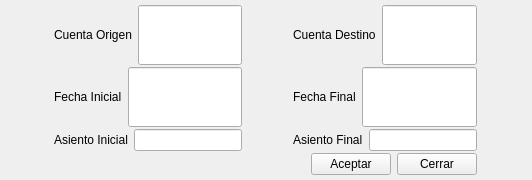
This is bulmages/bulmacont/src/bccambiacuentabase.ui in eboladev/Bulmages-1 as Qt 5 draws it before an edit. The edited form follows.
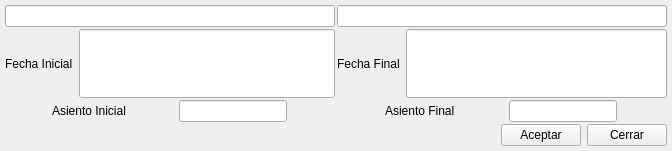
This is the edited form. Custom widgets are drawn as their Qt base class.

Commit message: Elimino el BcBuscarCuentaView y lo sustituyo por el BlSearchWidget

```diff
--- a/bulmages/bulmacont/src/bccambiacuentabase.ui
+++ b/bulmages/bulmacont/src/bccambiacuentabase.ui
@@ -3,13 +3,13 @@
  <comment></comment>
  <exportmacro></exportmacro>
  <class>BcCambiaCuentaBase</class>
- <widget class="QDialog" name="BcCambiaCuentaBase" >
-  <property name="geometry" >
+ <widget class="QDialog" name="BcCambiaCuentaBase">
+  <property name="geometry">
    <rect>
     <x>0</x>
     <y>0</y>
-    <width>532</width>
-    <height>180</height>
+    <width>672</width>
+    <height>151</height>
    </rect>
   </property>
   <property name="windowTitle" >
@@ -22,20 +22,18 @@
    <property name="spacing" >
     <number>2</number>
    </property>
-   <item row="2" column="1" >
-    <layout class="QHBoxLayout" >
-     <property name="margin" >
-      <number>0</number>
-     </property>
-     <property name="spacing" >
+   <item row="3" column="1">
+    <layout class="QHBoxLayout">
+     <property name="spacing">
       <number>6</number>
      </property>
+     <property name="margin">
+      <number>0</number>
+     </property>
      <item>
-      <widget class="QLabel" name="textLabel1_2_3_3" >
-       <property name="sizePolicy" >
-        <sizepolicy>
-         <hsizetype>0</hsizetype>
-         <vsizetype>5</vsizetype>
+      <widget class="QLabel" name="textLabel1_2_3_3">
+       <property name="sizePolicy">
+        <sizepolicy hsizetype="Fixed" vsizetype="Preferred">
          <horstretch>0</horstretch>
          <verstretch>0</verstretch>
         </sizepolicy>
@@ -46,11 +44,9 @@
       </widget>
      </item>
      <item>
-      <widget class="QLineEdit" name="asientofinal" >
-       <property name="sizePolicy" >
-        <sizepolicy>
-         <hsizetype>0</hsizetype>
-         <vsizetype>0</vsizetype>
+      <widget class="QLineEdit" name="asientofinal">
+       <property name="sizePolicy">
+        <sizepolicy hsizetype="Fixed" vsizetype="Fixed">
          <horstretch>0</horstretch>
          <verstretch>0</verstretch>
         </sizepolicy>
@@ -59,20 +55,18 @@
      </item>
     </layout>
    </item>
-   <item row="2" column="0" >
-    <layout class="QHBoxLayout" >
-     <property name="margin" >
-      <number>0</number>
-     </property>
-     <property name="spacing" >
+   <item row="3" column="0">
+    <layout class="QHBoxLayout">
+     <property name="spacing">
       <number>6</number>
      </property>
+     <property name="margin">
+      <number>0</number>
+     </property>
      <item>
-      <widget class="QLabel" name="textLabel1_2_3_2" >
-       <property name="sizePolicy" >
-        <sizepolicy>
-         <hsizetype>0</hsizetype>
-         <vsizetype>5</vsizetype>
+      <widget class="QLabel" name="textLabel1_2_3_2">
+       <property name="sizePolicy">
+        <sizepolicy hsizetype="Fixed" vsizetype="Preferred">
          <horstretch>0</horstretch>
          <verstretch>0</verstretch>
         </sizepolicy>
@@ -83,11 +77,9 @@
       </widget>
      </item>
      <item>
-      <widget class="QLineEdit" name="asientoinicial" >
-       <property name="sizePolicy" >
-        <sizepolicy>
-         <hsizetype>0</hsizetype>
-         <vsizetype>0</vsizetype>
+      <widget class="QLineEdit" name="asientoinicial">
+       <property name="sizePolicy">
+        <sizepolicy hsizetype="Fixed" vsizetype="Fixed">
          <horstretch>0</horstretch>
          <verstretch>0</verstretch>
         </sizepolicy>
@@ -96,20 +88,18 @@
      </item>
     </layout>
    </item>
-   <item row="1" column="1" >
-    <layout class="QHBoxLayout" >
-     <property name="margin" >
-      <number>0</number>
-     </property>
-     <property name="spacing" >
+   <item row="2" column="1">
+    <layout class="QHBoxLayout">
+     <property name="spacing">
       <number>6</number>
      </property>
+     <property name="margin">
+      <number>0</number>
+     </property>
      <item>
-      <widget class="QLabel" name="textLabel1_2_3" >
-       <property name="sizePolicy" >
-        <sizepolicy>
-         <hsizetype>0</hsizetype>
-         <vsizetype>5</vsizetype>
+      <widget class="QLabel" name="textLabel1_2_3">
+       <property name="sizePolicy">
+        <sizepolicy hsizetype="Fixed" vsizetype="Preferred">
          <horstretch>0</horstretch>
          <verstretch>0</verstretch>
         </sizepolicy>
@@ -120,11 +110,9 @@
       </widget>
      </item>
      <item>
-      <widget class="BlDateSearch" name="fechafinal" >
-       <property name="sizePolicy" >
-        <sizepolicy>
-         <hsizetype>13</hsizetype>
-         <vsizetype>13</vsizetype>
+      <widget class="BlDateSearch" name="fechafinal">
+       <property name="sizePolicy">
+        <sizepolicy hsizetype="Ignored" vsizetype="Ignored">
          <horstretch>0</horstretch>
          <verstretch>0</verstretch>
         </sizepolicy>
@@ -133,20 +121,18 @@
      </item>
     </layout>
    </item>
-   <item row="1" column="0" >
-    <layout class="QHBoxLayout" >
-     <property name="margin" >
-      <number>0</number>
-     </property>
-     <property name="spacing" >
+   <item row="2" column="0">
+    <layout class="QHBoxLayout">
+     <property name="spacing">
       <number>6</number>
      </property>
+     <property name="margin">
+      <number>0</number>
+     </property>
      <item>
-      <widget class="QLabel" name="textLabel1_2_2" >
-       <property name="sizePolicy" >
-        <sizepolicy>
-         <hsizetype>0</hsizetype>
-         <vsizetype>5</vsizetype>
+      <widget class="QLabel" name="textLabel1_2_2">
+       <property name="sizePolicy">
+        <sizepolicy hsizetype="Fixed" vsizetype="Preferred">
          <horstretch>0</horstretch>
          <verstretch>0</verstretch>
         </sizepolicy>
@@ -157,11 +143,9 @@
       </widget>
      </item>
      <item>
-      <widget class="BlDateSearch" name="fechainicial" >
-       <property name="sizePolicy" >
-        <sizepolicy>
-         <hsizetype>13</hsizetype>
-         <vsizetype>13</vsizetype>
+      <widget class="BlDateSearch" name="fechainicial">
+       <property name="sizePolicy">
+        <sizepolicy hsizetype="Ignored" vsizetype="Ignored">
          <horstretch>0</horstretch>
          <verstretch>0</verstretch>
         </sizepolicy>
@@ -170,88 +154,34 @@
      </item>
     </layout>
    </item>
-   <item row="0" column="1" >
-    <layout class="QHBoxLayout" >
-     <property name="margin" >
-      <number>0</number>
-     </property>
-     <property name="spacing" >
+   <item row="0" column="1">
+    <layout class="QHBoxLayout">
+     <property name="spacing">
       <number>6</number>
      </property>
-     <item>
-      <widget class="QLabel" name="textLabel1_2" >
-       <property name="sizePolicy" >
-        <sizepolicy>
-         <hsizetype>0</hsizetype>
-         <vsizetype>5</vsizetype>
-         <horstretch>0</horstretch>
-         <verstretch>0</verstretch>
-        </sizepolicy>
-       </property>
-       <property name="text" >
-        <string>Cuenta Destino</string>
-       </property>
-      </widget>
-     </item>
-     <item>
-      <widget class="BcBuscarCuenta" name="mui_codigodestino" >
-       <property name="sizePolicy" >
-        <sizepolicy>
-         <hsizetype>13</hsizetype>
-         <vsizetype>13</vsizetype>
-         <horstretch>0</horstretch>
-         <verstretch>0</verstretch>
-        </sizepolicy>
-       </property>
-      </widget>
-     </item>
-    </layout>
-   </item>
-   <item row="0" column="0" >
-    <layout class="QHBoxLayout" >
-     <property name="margin" >
+     <property name="margin">
       <number>0</number>
      </property>
-     <property name="spacing" >
-      <number>6</number>
-     </property>
-     <item>
-      <widget class="QLabel" name="textLabel1" >
-       <property name="sizePolicy" >
-        <sizepolicy>
-         <hsizetype>0</hsizetype>
-         <vsizetype>0</vsizetype>
-         <horstretch>0</horstretch>
-         <verstretch>0</verstretch>
-        </sizepolicy>
-       </property>
-       <property name="text" >
-        <string>Cuenta Origen</string>
-       </property>
-      </widget>
-     </item>
-     <item>
-      <widget class="BcBuscarCuenta" name="mui_codigoorigen" >
-       <property name="sizePolicy" >
-        <sizepolicy>
-         <hsizetype>13</hsizetype>
-         <vsizetype>13</vsizetype>
-         <horstretch>0</horstretch>
-         <verstretch>0</verstretch>
-        </sizepolicy>
-       </property>
-      </widget>
-     </item>
     </layout>
    </item>
-   <item row="3" column="0" colspan="2" >
-    <layout class="QHBoxLayout" >
-     <property name="margin" >
+   <item row="0" column="0">
+    <layout class="QHBoxLayout">
+     <property name="spacing">
+      <number>6</number>
+     </property>
+     <property name="margin">
       <number>0</number>
      </property>
-     <property name="spacing" >
+    </layout>
+   </item>
+   <item row="4" column="0" colspan="2">
+    <layout class="QHBoxLayout">
+     <property name="spacing">
       <number>6</number>
      </property>
+     <property name="margin">
+      <number>0</number>
+     </property>
      <item>
       <spacer>
        <property name="orientation" >
@@ -293,24 +223,25 @@
      </item>
     </layout>
    </item>
+   <item row="1" column="0">
+    <widget class="BlSearchWidget" name="mui_codigoorigen"/>
+   </item>
+   <item row="1" column="1">
+    <widget class="BlSearchWidget" name="mui_codigodestino"/>
+   </item>
   </layout>
  </widget>
- <layoutdefault spacing="6" margin="11" />
- <pixmapfunction></pixmapfunction>
+ <layoutdefault spacing="6" margin="11"/>
  <customwidgets>
-  <customwidget>
-   <class>BcBuscarCuenta</class>
-   <extends>QLineEdit</extends>
-   <header>bcbuscarcuenta.h</header>
-   <container>0</container>
-   <pixmap></pixmap>
-  </customwidget>
   <customwidget>
    <class>BlDateSearch</class>
    <extends>QLineEdit</extends>
    <header>bldatesearch.h</header>
-   <container>0</container>
-   <pixmap></pixmap>
+  </customwidget>
+  <customwidget>
+   <class>BlSearchWidget</class>
+   <extends>QLineEdit</extends>
+   <header>blsearchwidget.h</header>
   </customwidget>
  </customwidgets>
  <resources/>
```
Left out of the diff: 50 changed lines with no effect on the pictures. The commit also changes 34 other files.
